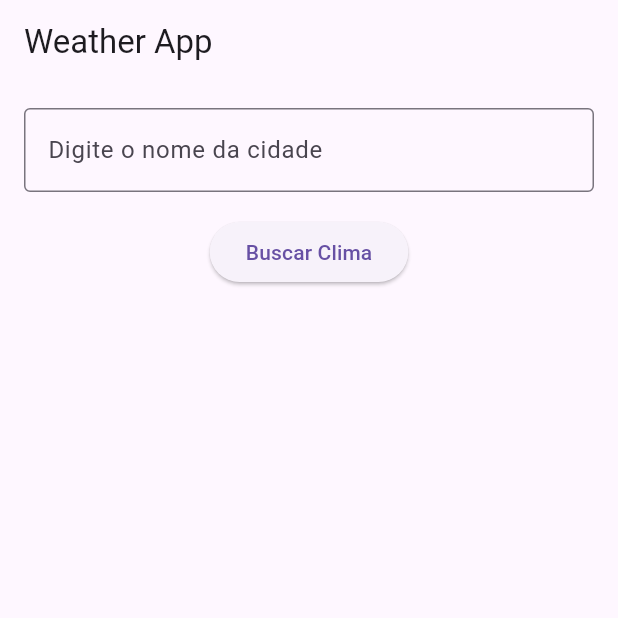
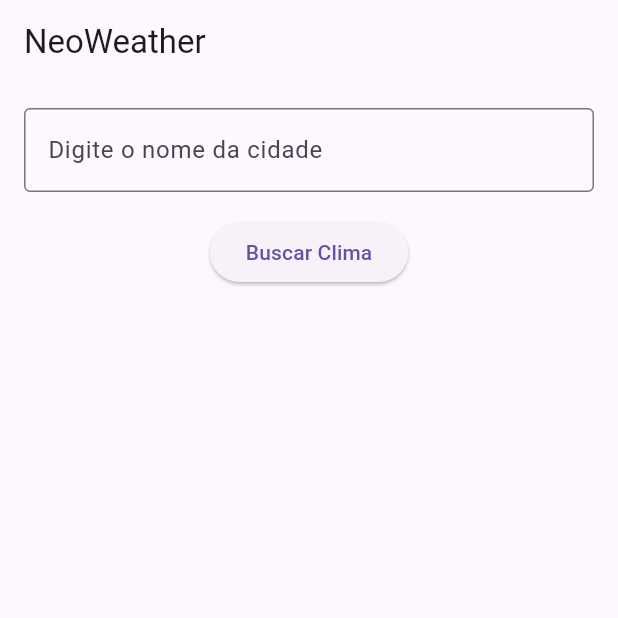
Before and after one commit to PL251431/neoweather, a Flutter app: the screen it shows after launch, on a phone screen of 412 x 824 dp, the top half of it. Run offline on Flutter 3.47's test engine with Material 3 defaults, Android fonts, the phone set to English and light mode, and no system bars.

Commit message:
Ajustandoi nome do app

```diff
--- a/lib/home_screen.dart
+++ b/lib/home_screen.dart
@@ -19,7 +19,7 @@ class _HomeScreenState extends State<HomeScreen> {
     final forecast = weatherRepository.hourlyForecast;
 
     return Scaffold(
-      appBar: AppBar(title: const Text("Weather App")),
+      appBar: AppBar(title: const Text("NeoWeather")),
       body: SingleChildScrollView(
         child: Padding(
           padding: const EdgeInsets.all(16.0),
--- a/lib/main.dart
+++ b/lib/main.dart
@@ -20,7 +20,7 @@ class WeatherApp extends StatelessWidget {
   @override
   Widget build(BuildContext context) {
     return MaterialApp(
-      title: 'Weather App',
+      title: 'NeoWeather',
       theme: ThemeData(primarySwatch: Colors.blue),
       home: const HomeScreen(),
     );
```
